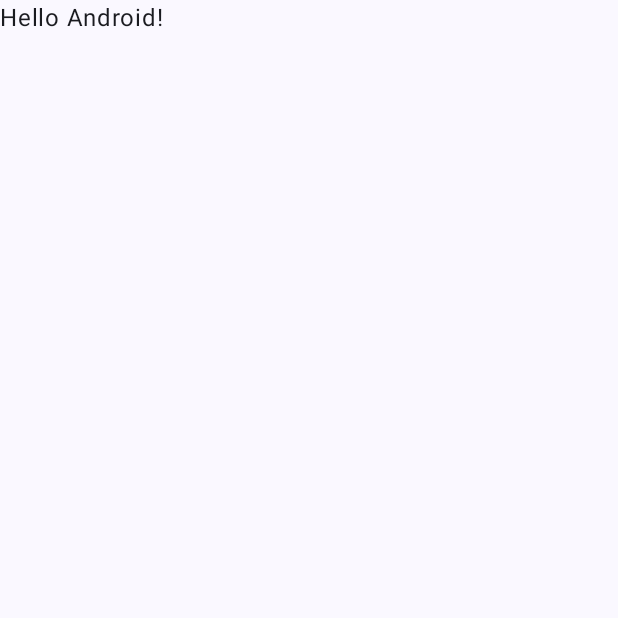
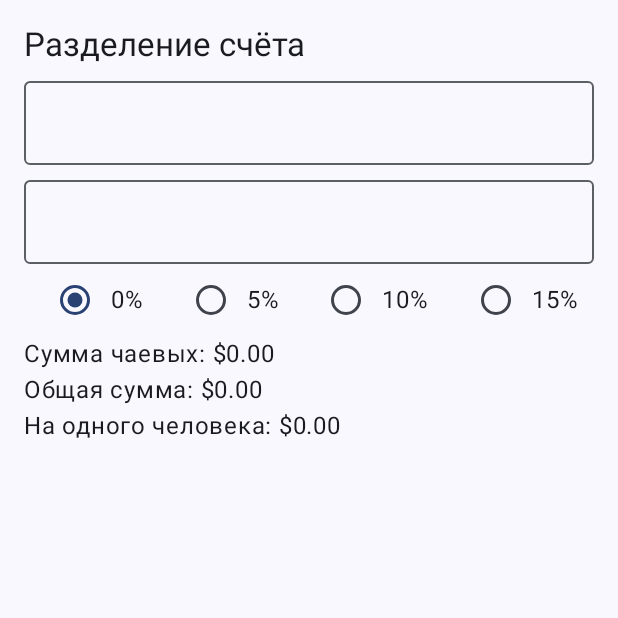
Before and after one commit to EgorPoprotskiy/CafeBill, an Android app built with Jetpack Compose: the screen it shows after launch (MainActivity), on a phone screen of 412 x 824 dp, the top half of it. Before the commit the part shown is almost empty. Run offline under Robolectric (Android 15) with nearby library versions, the phone set to English and light mode, and no system bars.

Commit message:
feat: create-UI

```diff
--- a/app/src/main/java/com/egorpoprotskiy/cafebill/MainActivity.kt
+++ b/app/src/main/java/com/egorpoprotskiy/cafebill/MainActivity.kt
@@ -4,14 +4,29 @@ import android.os.Bundle
 import androidx.activity.ComponentActivity
 import androidx.activity.compose.setContent
 import androidx.activity.enableEdgeToEdge
+import androidx.compose.foundation.layout.Arrangement
+import androidx.compose.foundation.layout.Column
+import androidx.compose.foundation.layout.Row
 import androidx.compose.foundation.layout.fillMaxSize
+import androidx.compose.foundation.layout.fillMaxWidth
 import androidx.compose.foundation.layout.padding
+import androidx.compose.material3.MaterialTheme
+import androidx.compose.material3.OutlinedTextField
+import androidx.compose.material3.RadioButton
 import androidx.compose.material3.Scaffold
 import androidx.compose.material3.Text
 import androidx.compose.runtime.Composable
+import androidx.compose.runtime.getValue
+import androidx.compose.runtime.mutableStateOf
+import androidx.compose.runtime.remember
+import androidx.compose.runtime.setValue
+import androidx.compose.ui.Alignment
 import androidx.compose.ui.Modifier
+import androidx.compose.ui.res.stringResource
 import androidx.compose.ui.tooling.preview.Preview
+import androidx.compose.ui.unit.dp
 import com.egorpoprotskiy.cafebill.ui.theme.CafeBillTheme
+import java.text.NumberFormat
 
 class MainActivity : ComponentActivity() {
     override fun onCreate(savedInstanceState: Bundle?) {
@@ -20,8 +35,7 @@ class MainActivity : ComponentActivity() {
         setContent {
             CafeBillTheme {
                 Scaffold(modifier = Modifier.fillMaxSize()) { innerPadding ->
-                    Greeting(
-                        name = "Android",
+                    TipCalculatedApp(
                         modifier = Modifier.padding(innerPadding)
                     )
                 }
@@ -31,17 +45,119 @@ class MainActivity : ComponentActivity() {
 }
 
 @Composable
-fun Greeting(name: String, modifier: Modifier = Modifier) {
-    Text(
-        text = "Hello $name!",
+fun TipCalculatedApp(
+    modifier: Modifier = Modifier
+) {
+    var selectedTipPercent by remember { mutableStateOf(0) }
+    var amountInput by remember { mutableStateOf("") }
+    var numberOfPeopleInput by remember { mutableStateOf("") }
+
+    Column(
         modifier = modifier
-    )
+            .padding(16.dp)
+            .fillMaxSize()
+    ) {
+        Text(
+            text = stringResource(R.string.app_name_screen),
+            style = MaterialTheme.typography.titleLarge
+        )
+        OutlinedTextField(
+            modifier = Modifier.fillMaxWidth().padding(top = 10.dp),
+            value = amountInput,
+            onValueChange = {amountInput = it}
+        )
+        OutlinedTextField(
+            modifier = Modifier.fillMaxWidth().padding(top = 10.dp),
+            value = numberOfPeopleInput,
+            onValueChange = {numberOfPeopleInput = it}
+        )
+        Row(
+            modifier = Modifier.fillMaxWidth(),
+            horizontalArrangement = Arrangement.SpaceAround
+
+        ) {
+            Row(
+                verticalAlignment = Alignment.CenterVertically
+            ) {
+                RadioButton(
+                    selected = selectedTipPercent == 0,
+                    onClick = {selectedTipPercent = 0}
+                )
+                Text(stringResource(R.string.percent_0))
+            }
+            Row(
+                verticalAlignment = Alignment.CenterVertically
+            ) {
+                RadioButton(
+                    selected = selectedTipPercent == 5,
+                    onClick = {selectedTipPercent = 5}
+                )
+                Text(stringResource(R.string.percent_5))
+            }
+            Row(
+                verticalAlignment = Alignment.CenterVertically
+            ) {
+                RadioButton(
+                    selected = selectedTipPercent == 10,
+                    onClick = {selectedTipPercent = 10}
+                )
+                Text(stringResource(R.string.percent_10))
+            }
+            Row(
+                verticalAlignment = Alignment.CenterVertically
+            ) {
+                RadioButton(
+                    selected = selectedTipPercent == 15,
+                    onClick = {selectedTipPercent = 15}
+                )
+                Text(stringResource(R.string.percent_15))
+            }
+        }
+        val (tip, total, perPerson) = calculateTotal(
+            amount = amountInput,
+            tipPercent = selectedTipPercent,
+            numberOfPeople = numberOfPeopleInput
+        )
+        Text(text = "Сумма чаевых: $tip")
+        Text(text = "Общая сумма: $total")
+        Text(text = "На одного человека: $perPerson")
+    }
+}
+
+@Composable
+private fun calculateTotal(
+    amount: String,
+    tipPercent: Int,
+    numberOfPeople: String
+) : Triple<String, String, String> {
+    val billAmount = amount.toDoubleOrNull() ?: 0.0
+    val peopleCount = numberOfPeople.toIntOrNull() ?: 0
+    //сумма чаевых
+    val tipAmount = (billAmount * tipPercent) / 100
+    // расчет общей суммы
+    val totalAmount = billAmount + tipAmount
+    // расчет суммы на человека (если людей больше 0)
+    val totalPerPerson = if (peopleCount > 0) {
+        totalAmount / peopleCount
+    } else{
+        0.0 // Избегаем деления на ноль
+    }
+
+    // 5. Форматирование результатов в виде валюты
+    val currencyFormatter = NumberFormat.getCurrencyInstance()
+    val formattedTip = currencyFormatter.format(tipAmount)
+    val formattedTotal = currencyFormatter.format(totalAmount)
+    val formattedPerPerson = currencyFormatter.format(totalPerPerson)
+
+    // 6. Возвращаем все три отформатированных значения
+    return Triple(formattedTip, formattedTotal, formattedPerPerson)
+
 }
 
 @Preview(showBackground = true)
 @Composable
 fun GreetingPreview() {
     CafeBillTheme {
-        Greeting("Android")
+        TipCalculatedApp()
     }
 }
--- a/app/src/main/res/values/strings.xml
+++ b/app/src/main/res/values/strings.xml
@@ -1,3 +1,8 @@
 <resources>
     <string name="app_name">CafeBill</string>
+    <string name="app_name_screen">Разделение счёта</string>
+    <string name="percent_0">0%</string>
+    <string name="percent_5">5%</string>
+    <string name="percent_10">10%</string>
+    <string name="percent_15">15%</string>
 </resources>
```
